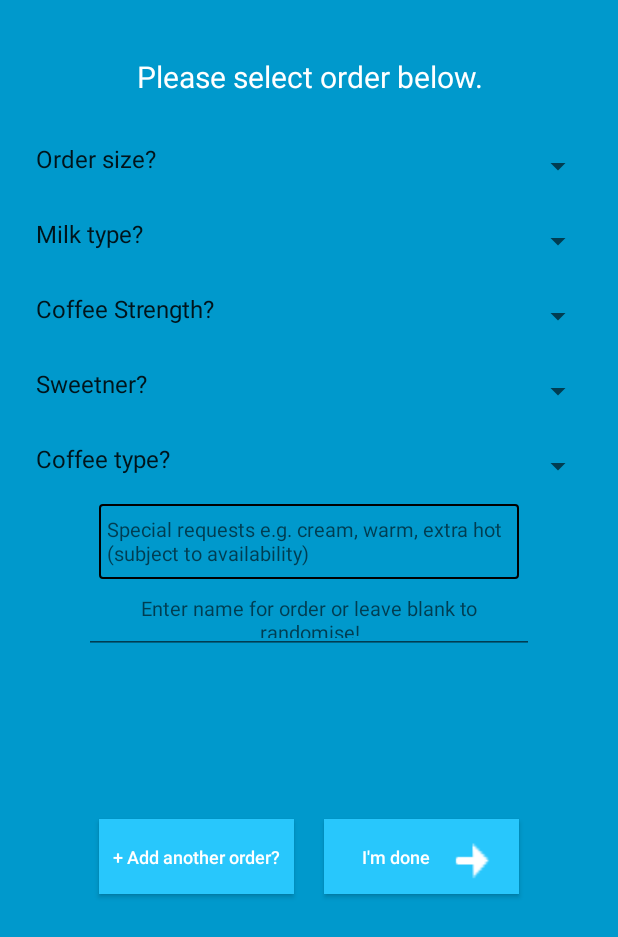
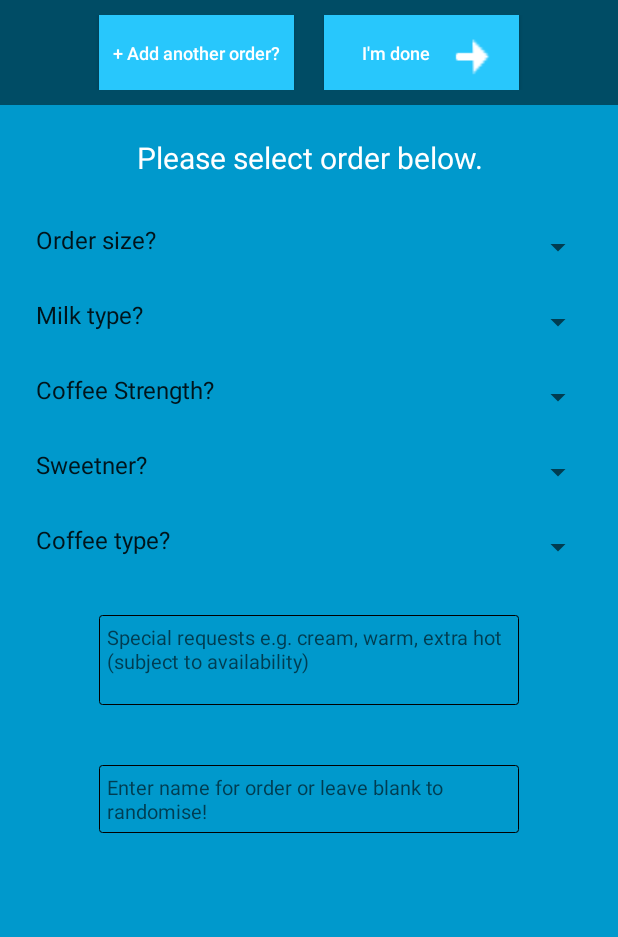
Before and after one commit to poppito/ShortBlack, an Android app: the screen it shows after launch (Orderise), on a phone screen of 412 x 824 dp. Shown: the top 937 px of the screen. Run offline under Robolectric (Android 15) with nearby library versions, the phone set to English and light mode, and no system bars.

Commit message:
ui changes and added a new class for coffee orders now

```diff
--- a/app/src/main/java/com/noni/Orderise/OrderDetails.java
+++ b/app/src/main/java/com/noni/Orderise/OrderDetails.java
@@ -13,7 +13,6 @@ import android.widget.Button;
 import android.widget.ListView;
 
 import java.util.ArrayList;
-import java.util.HashMap;
 
 public class OrderDetails extends AppCompatActivity implements View.OnClickListener {
 
@@ -23,6 +22,7 @@ public class OrderDetails extends AppCompatActivity implements View.OnClickListe
     private ListView coffeeOrderList;
     private ArrayAdapter<String> coffeeOrderAdapter;
     private ArrayList<String> coffeeOrders;
+    private String special_order_text;
 
     @Override
     protected void onCreate(@Nullable Bundle savedInstanceState) {
@@ -48,8 +48,7 @@ public class OrderDetails extends AppCompatActivity implements View.OnClickListe
         editButton.setOnClickListener(this);
 
         Intent orderDetails = getIntent();
-        HashMap<String, String> valuesMap = new HashMap<>();
-        coffeeOrders = (ArrayList<String>) orderDetails.getSerializableExtra("orderList");
+        coffeeOrders = (ArrayList<String>) orderDetails.getSerializableExtra("coffeeOrders");
         coffeeOrderAdapter = new ArrayAdapter<>(this, android.R.layout.simple_list_item_1, coffeeOrders);
         coffeeOrderList.setAdapter(coffeeOrderAdapter);
     }
--- a/app/src/main/java/com/noni/Orderise/Orderise.java
+++ b/app/src/main/java/com/noni/Orderise/Orderise.java
@@ -28,17 +28,17 @@ import java.util.HashMap;
 import static android.view.View.GONE;
 import static com.noni.Orderise.R.id.milkChoicesSpinner;
 
-public class Orderise extends AppCompatActivity implements OnClickListener, AdapterView.OnItemSelectedListener, TextWatcher, View.OnFocusChangeListener {
+public class Orderise extends AppCompatActivity implements OnClickListener, AdapterView.OnItemSelectedListener, View.OnFocusChangeListener, TextWatcher {
 
     private Button submitButton, saveButton;
     private EditText nameText, special_orders;
     private String TAG = Orderise.class.getSimpleName();
     private HashMap<String, String> valuesMap = new HashMap<>();
-    private String name;
+    private String name, special_order_text;
     private TextView statusText, titleText;
     private ImageButton closeKeyboard, close_special_orders;
     private InputMethodManager imm;
-    private ArrayList<String> coffeeOrders;
+    private ArrayList<String> coffeeOrders, specialOrderList;
     private Spinner mAdditiveChoicesSpinner, mMilkChoicesSpinner, mOrderSizesSpinner, mCoffeeTypeSpinner, mCoffeeStrengthSpinner;
     private static final String milkChoice = "milkChoice";
     private static final String orderSize = "orderSize";
@@ -108,21 +108,24 @@ public class Orderise extends AppCompatActivity implements OnClickListener, Adap
         mCoffeeStrengthSpinner.setOnItemSelectedListener(this);
         imm = (InputMethodManager) getSystemService(Context.INPUT_METHOD_SERVICE);
 
+        GenerateName g = new GenerateName();
+        name = g.GenerateName();
+
         //Initialise submit button
         submitButton.setOnClickListener(this);
         saveButton.setOnClickListener(this);
         submitButton.setBackgroundColor(getResources().getColor(R.color.button_inactive));
         nameText.addTextChangedListener(this);
+        special_orders.addTextChangedListener(this);
         nameText.setOnClickListener(this);
         special_orders.setOnClickListener(this);
         nameText.setOnFocusChangeListener(this);
         special_orders.setOnFocusChangeListener(this);
         closeKeyboard.setVisibility(GONE);
         closeKeyboard.setOnClickListener(this);
+        specialOrderList = new ArrayList<>();
         coffeeOrders = new ArrayList<>();
         close_special_orders.setOnClickListener(this);
-        GenerateName g = new GenerateName();
-        name = g.GenerateName();
     }
 
 
@@ -182,7 +185,9 @@ public class Orderise extends AppCompatActivity implements OnClickListener, Adap
         } else if (allValuesValidated(valuesMap)) {
             validateGeneratedName();
             coffeeOrders.add(valuesMap.get(orderSize) + " " + (valuesMap.get(coffeeStrength)) + " " + (valuesMap.get(coffeeType)) + " with " + valuesMap.get(milkChoice) + " and " + valuesMap.get(additiveCoice) + " for " + name);
+            validateSpecialOrderText();
             name = "";
+            special_order_text = "";
             return true;
         }
         return false;
@@ -200,23 +205,6 @@ public class Orderise extends AppCompatActivity implements OnClickListener, Adap
 
         Log.v(TAG, "nothing selected");
 
-    }
-
-    @Override
-    public void beforeTextChanged(CharSequence s, int start, int count, int after) {
-    }
-
-    @Override
-    public void onTextChanged(CharSequence s, int start, int before, int count) {
-
-    }
-
-    @Override
-    public void afterTextChanged(Editable s) {
-
-        if (s.length() > 0) {
-            name = s.toString();
-        }
     }
 
 
@@ -257,7 +245,8 @@ public class Orderise extends AppCompatActivity implements OnClickListener, Adap
             case R.id.submitButton: {
                 if (canSubmitOrder()) {
                     Intent fireUpOrderDetails = new Intent(this, OrderDetails.class);
-                    fireUpOrderDetails.putExtra("orderList", coffeeOrders);
+                    fireUpOrderDetails.putExtra("coffeeOrders", coffeeOrders);
+                    fireUpOrderDetails.putExtra("specialOrderList", specialOrderList);
                     startActivity(fireUpOrderDetails);
                     statusText.setText("");
                     finish();
@@ -333,12 +322,14 @@ public class Orderise extends AppCompatActivity implements OnClickListener, Adap
         validateGeneratedName();
         coffeeOrders.add(valuesMap.get(orderSize) + " " + (valuesMap.get(coffeeStrength)) + " " + (valuesMap.get(coffeeType)) + " with " + valuesMap.get(milkChoice) + " and " + valuesMap.get(additiveCoice) + " for " + name);
         name = "";
+        specialOrderList.add(special_order_text);
         final Snackbar sb = Snackbar.make(findViewById(android.R.id.content), "added a " + coffeeOrders.get(coffeeOrders.size() - 1), Snackbar.LENGTH_LONG);
         sb.setAction("Undo", new View.OnClickListener() {
             @Override
             public void onClick(View v) {
                 sb.dismiss();
                 coffeeOrders.remove(coffeeOrders.get(coffeeOrders.size() - 1));
+                specialOrderList.remove(specialOrderList.get(specialOrderList.size() - 1));
             }
         });
         sb.show();
@@ -350,4 +341,35 @@ public class Orderise extends AppCompatActivity implements OnClickListener, Adap
             name = g.GenerateName();
         }
     }
+
+    @Override
+    public void beforeTextChanged(CharSequence s, int start, int count, int after) {
+
+    }
+
+    @Override
+    public void onTextChanged(CharSequence s, int start, int before, int count) {
+
+    }
+
+    @Override
+    public void afterTextChanged(Editable s) {
+
+        if (s.equals(nameText.getEditableText())) {
+            if (s.length() > 0) {
+                name = s.toString();
+            }
+        } else if (s.equals(special_orders.getEditableText())) {
+            if (s.length() > 0) {
+                special_order_text = s.toString();
+            }
+        }
+
+    }
+
+    public void validateSpecialOrderText() {
+        if (special_order_text == null) {
+            special_order_text = "";
+        }
+    }
 }
--- a/app/src/main/res/drawable/shortblack_edittext_background.xml
+++ b/app/src/main/res/drawable/shortblack_edittext_background.xml
@@ -4,7 +4,7 @@
         <shape android:shape="rectangle">
             <solid android:color="@color/app_background">
             </solid>
-            <stroke android:color="@color/borders" android:width="1dp">
+            <stroke android:color="#000000" android:width="0.75dp">
             </stroke>
             <corners android:radius="2dp"></corners>
         </shape>
--- a/app/src/main/res/layout/activity_short_black.xml
+++ b/app/src/main/res/layout/activity_short_black.xml
@@ -1,5 +1,5 @@
 <?xml version="1.0" encoding="utf-8"?>
-<ScrollView xmlns:android="http://schemas.android.com/apk/res/android"
+<RelativeLayout xmlns:android="http://schemas.android.com/apk/res/android"
               xmlns:app="http://schemas.android.com/apk/res-auto"
               xmlns:tools="http://schemas.android.com/tools"
               android:id="@+id/shortblack_scrollview_main"
@@ -7,11 +7,44 @@
               android:layout_height="match_parent"
               android:layout_gravity="center_horizontal"
               android:background="@color/app_background"
-            android:paddingBottom="@dimen/activity_vertical_margin"
+              android:orientation="vertical"
+              tools:context="com.noni.Orderise.Orderise">
+
+    <LinearLayout
+        android:id="@+id/buttons"
+        android:layout_width="match_parent"
+        android:layout_height="wrap_content"
+        android:paddingBottom="10dp"
+        android:gravity="center"
+        android:orientation="horizontal"
+        android:paddingTop="@dimen/linear_layout_spacers"
+        android:background="@android:drawable/screen_background_dark_transparent"
+        android:layout_alignParentTop="true">
+
+        <Button
+            android:id="@+id/saveForLater"
+            style="@style/shortblack_buttons"
+            android:layout_width="@dimen/shortBlackButtonWidth"
+            android:layout_height="@dimen/orderSubmitButtonHeight"
+            android:layout_marginRight="20dp"
+            android:text="@string/shortblack_add_another_order_string"/>
+        <Button
+            android:id="@+id/submitButton"
+            style="@style/shortblack_buttons"
+            android:layout_width="@dimen/shortBlackButtonWidth"
+            android:layout_height="@dimen/orderSubmitButtonHeight"
+            android:drawableEnd="@drawable/ic_shortblack_submit"
+            android:paddingLeft="15dp"
+            android:paddingRight="10dp"
+            android:text="@string/orderSubmitButton"/>
+    </LinearLayout>
+
+    <ScrollView
+        android:layout_width="match_parent"
+        android:layout_height="wrap_content"
+        android:layout_below="@id/buttons"
         android:paddingLeft="@dimen/activity_horizontal_margin"
-            android:paddingRight="@dimen/activity_horizontal_margin"
-            android:paddingTop="@dimen/activity_vertical_margin"
-            tools:context="com.noni.Orderise.ShortBlack">
+        android:paddingRight="@dimen/activity_horizontal_margin">
 
         <LinearLayout
             android:layout_width="match_parent"
@@ -19,7 +52,7 @@
             android:layout_gravity="center_horizontal"
             android:focusableInTouchMode="true"
             android:orientation="vertical"
-        android:paddingBottom="@dimen/linear_layout_spacers">
+            android:paddingBottom="80dp">
 
             <TextView
                 android:id="@+id/title_message"
@@ -77,7 +110,9 @@
                 android:layout_width="match_parent"
                 android:layout_height="wrap_content"
                 android:gravity="center"
-            android:orientation="horizontal">
+                android:orientation="horizontal"
+                android:paddingBottom="40dp"
+                android:paddingTop="20dp">
 
                 <ImageButton
                     android:id="@+id/close_special_orders"
@@ -89,18 +124,15 @@
 
                 <EditText
                     android:id="@+id/special_instructions"
+                    style="@style/shortblack_edittext"
                     android:layout_width="280dp"
-                android:layout_height="@dimen/textHeight"
+                    android:layout_height="60dp"
+                    android:digits=", abcdefghijklmnopqrstuvwxyzABCDEFGHIJKLMNOPQRSTUVWXYZ"
                     android:hint="@string/special_instructions"
-                android:background="@drawable/shortblack_edittext_background"
                     android:lines="1"
                     android:maxLength="50"
                     android:maxLines="3"
-                android:minLines="2"
-                android:textColor="@color/textColor"
-                android:textIsSelectable="false"
-                android:padding="5dp"
-                android:textSize="@dimen/mediumTextSize">
+                    android:minLines="2">
                 </EditText>
             </LinearLayout>
 
@@ -120,16 +152,13 @@
 
                 <EditText
                     android:id="@+id/name"
-                android:layout_width="300dp"
-                android:layout_height="@dimen/textHeight"
+                    style="@style/shortblack_edittext"
+                    android:layout_width="280dp"
+                    android:layout_height="wrap_content"
                     android:digits="abcdefghijklmnopqrstuvwxyzABCDEFGHIJKLMNOPQRSTUVWXYZ"
-                android:gravity="center"
                     android:hint="@string/nameString"
                     android:lines="1"
-                android:maxLength="15"
-                android:textColor="@color/textColor"
-                android:textIsSelectable="false"
-                android:textSize="@dimen/mediumTextSize">
+                    android:maxLength="15">
                 </EditText>
             </LinearLayout>
 
@@ -143,31 +172,6 @@
                 android:textColor="@color/textColor"
                 android:textSize="@dimen/mediumTextSize">
             </TextView>
-
-        <LinearLayout
-            android:layout_width="match_parent"
-            android:layout_height="80dp"
-            android:gravity="center"
-            android:orientation="horizontal"
-            android:paddingTop="@dimen/linear_layout_spacers">
-
-            <Button
-                android:id="@+id/saveForLater"
-                style="@style/shortblack_buttons"
-                android:layout_width="@dimen/shortBlackButtonWidth"
-                android:layout_height="@dimen/orderSubmitButtonHeight"
-                android:layout_marginRight="20dp"
-                android:text="@string/shortblack_add_another_order_string"/>
-
-            <Button
-                android:id="@+id/submitButton"
-                style="@style/shortblack_buttons"
-                android:layout_width="@dimen/shortBlackButtonWidth"
-                android:layout_height="@dimen/orderSubmitButtonHeight"
-                android:drawableEnd="@drawable/ic_shortblack_submit"
-                android:paddingLeft="15dp"
-                android:paddingRight="10dp"
-                android:text="@string/orderSubmitButton"/>
-        </LinearLayout>
         </LinearLayout>
     </ScrollView>
+</RelativeLayout>
--- a/app/src/main/res/values/strings.xml
+++ b/app/src/main/res/values/strings.xml
@@ -38,6 +38,7 @@
     <string-array name="additiveArray">
         <item>Sweetner?</item>
         <item>no sugar</item>
+        <item>half sugar</item>
         <item>one sugar</item>
         <item>two sugars</item>
         <item>three sugars</item>
--- a/app/src/main/res/values/styles.xml
+++ b/app/src/main/res/values/styles.xml
@@ -43,4 +43,11 @@
         <item name="android:background">@color/black_overlay</item>
     </style>
 
-</resources>
+    <style name="shortblack_edittext">
+        <item name="android:background">@drawable/shortblack_edittext_background</item>
+        <item name="android:padding">5dp</item>
+        <item name="android:gravity">start</item>
+        <item name="android:textColor">@color/textColor</item>
+        <item name="android:textSize">@dimen/mediumTextSize</item>
+    </style>
+    </resources>
```
Also changed, not shown: app/src/main/java/com/noni/Orderise/CoffeeOrder.java (added, +77 -0 lines), app/src/main/res/layout/shortblack_coffee_list_item.xml (+24 -8 lines). Lines whose indentation alone changed are shown as unchanged.
